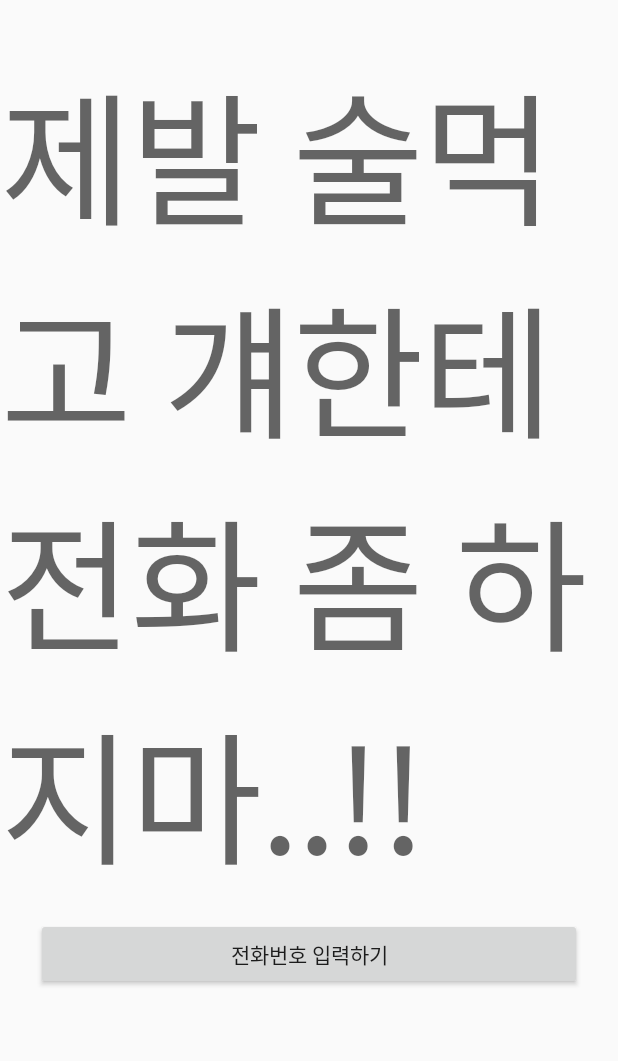
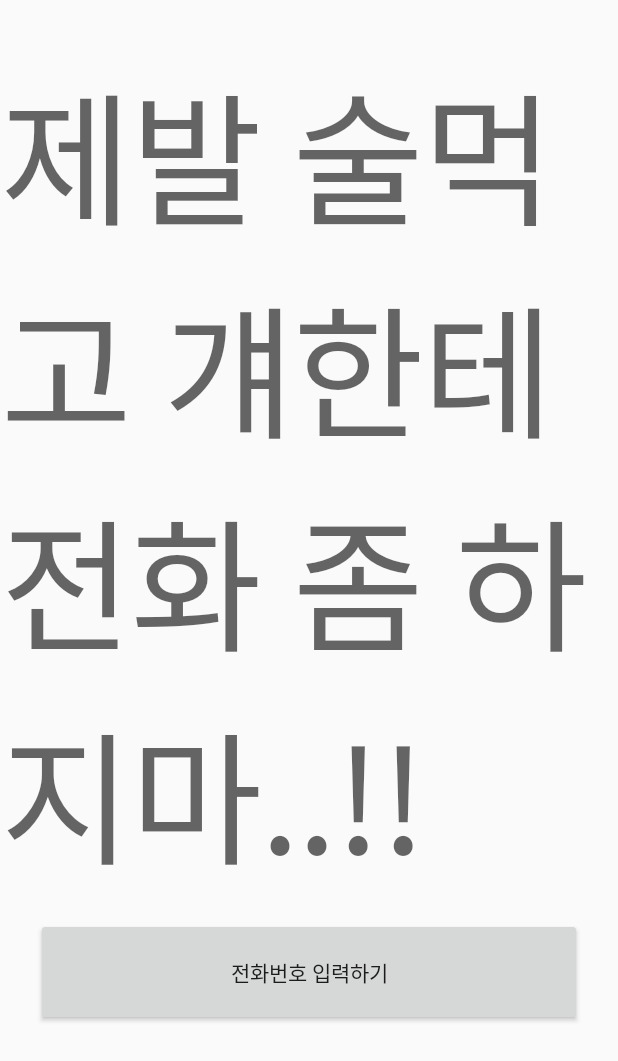
Before and after one commit to kingjinho/Dont-Call-Him, an Android app: the screen it shows after launch (DontCallHimActivity), on a phone screen of 412 x 824 dp. Shown: the top 1061 px of the screen. Run offline under Robolectric (Android 15) with nearby library versions, the phone set to English and light mode, and no system bars.

Commit message:
style: increase size in button

```diff
--- a/app/src/main/res/layout/screen_main.xml
+++ b/app/src/main/res/layout/screen_main.xml
@@ -19,7 +19,7 @@
     <Button
         android:id="@+id/to_add_number"
         android:layout_width="0dp"
-        android:layout_height="48dp"
+        android:layout_height="72dp"
         android:layout_marginHorizontal="24dp"
         android:layout_marginTop="12dp"
         android:text="@string/msg_add_number_you_do_not_want_to_make"
```
